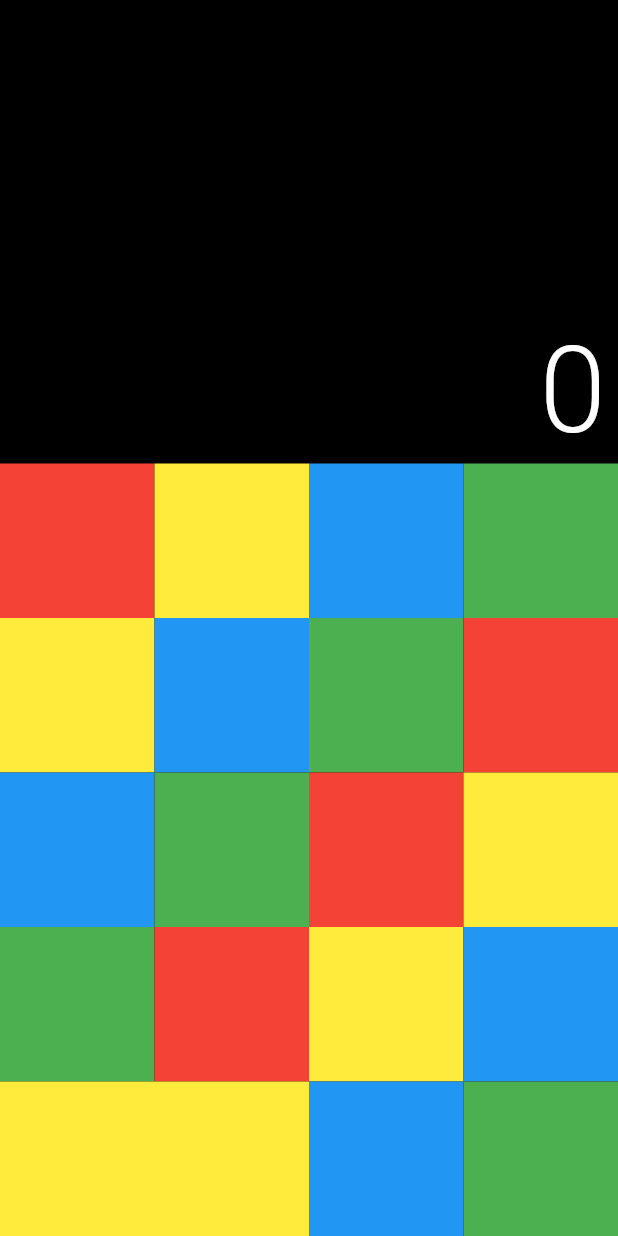
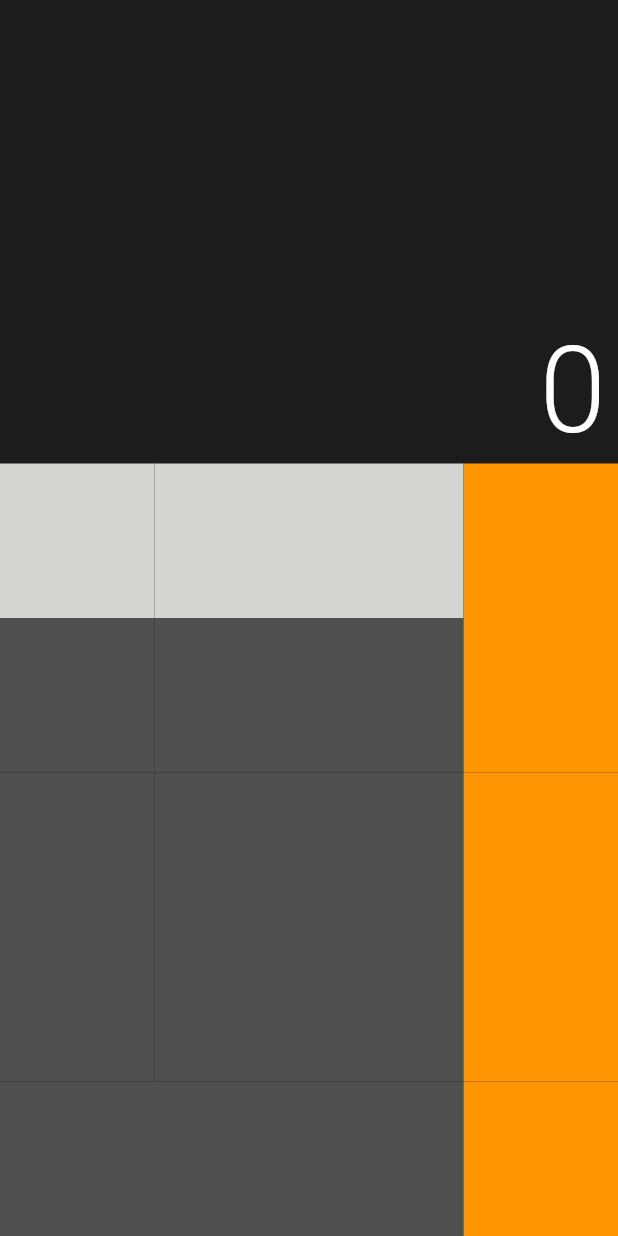
Before and after one commit to daduam/calculator, a Flutter app: the screen it shows after launch, on a phone screen of 412 x 824 dp. Run offline on Flutter 3.47's test engine with Material 2 defaults, Android fonts, the phone set to English and light mode, and no system bars; missing offline and left inert: spannable_grid.

Commit message:
add ButtonType model (#10)

```diff
--- /dev/null
+++ b/lib/models/button_type.dart
@@ -0,0 +1,79 @@
+import 'package:flutter/material.dart';
+
+enum ButtonVariant { digit, op }
+
+class ButtonType {
+  final String name;
+
+  final String desc;
+
+  final ButtonVariant? variant;
+
+  Color get backgroundColor {
+    switch (this.variant) {
+      case ButtonVariant.digit:
+        return const Color(0xFF505050);
+      case ButtonVariant.op:
+        return const Color(0xFFFF9500);
+      default:
+        return const Color(0xFFD4D4D2);
+    }
+  }
+
+  Color get foregroundColor {
+    switch (this.variant) {
+      case ButtonVariant.digit:
+        return Colors.white;
+      case ButtonVariant.op:
+        return Colors.white;
+      default:
+        return Colors.black;
+    }
+  }
+
+  const ButtonType(this.name, this.desc, this.variant)
+      : assert(name != null),
+        assert(desc != null);
+
+  static const ButtonType zero = ButtonType("zero", "0", ButtonVariant.digit);
+
+  static const ButtonType one = ButtonType("one", "1", ButtonVariant.digit);
+
+  static const ButtonType two = ButtonType("two", "2", ButtonVariant.digit);
+
+  static const ButtonType three = ButtonType("three", "3", ButtonVariant.digit);
+
+  static const ButtonType four = ButtonType("four", "4", ButtonVariant.digit);
+
+  static const ButtonType five = ButtonType("five", "5", ButtonVariant.digit);
+
+  static const ButtonType six = ButtonType("six", "6", ButtonVariant.digit);
+
+  static const ButtonType seven = ButtonType("seven", "7", ButtonVariant.digit);
+
+  static const ButtonType eight = ButtonType("eight", "8", ButtonVariant.digit);
+
+  static const ButtonType nine = ButtonType("nine", "9", ButtonVariant.digit);
+
+  static const ButtonType add = ButtonType("add", "+", ButtonVariant.op);
+
+  static const ButtonType subtract =
+      ButtonType("subtract", "-", ButtonVariant.op);
+
+  static const ButtonType multiply =
+      ButtonType("multiply", "×", ButtonVariant.op);
+
+  static const ButtonType divide = ButtonType("divide", "÷", ButtonVariant.op);
+
+  static const ButtonType plusminus = ButtonType("plusminus", "±", null);
+
+  static const ButtonType percent = ButtonType("percent", "%", null);
+
+  static const ButtonType dot = ButtonType("dot", ".", ButtonVariant.digit);
+
+  static const ButtonType eq = ButtonType("eq", "=", ButtonVariant.op);
+
+  static const ButtonType ac = ButtonType("ac", "AC", null);
+
+  static const ButtonType clear = ButtonType("clear", "C", null);
+}
--- a/lib/pages/home/home.dart
+++ b/lib/pages/home/home.dart
@@ -1,4 +1,5 @@
 import 'package:flutter/material.dart';
+import '../../models/button_type.dart';
 
 class HomePage extends StatelessWidget {
   const HomePage({super.key, required this.title});
@@ -8,7 +9,7 @@ class HomePage extends StatelessWidget {
   @override
   Widget build(BuildContext context) {
     return Scaffold(
-      backgroundColor: Colors.black,
+      backgroundColor: const Color(0xFF1C1C1C),
       body: Column(
         crossAxisAlignment: CrossAxisAlignment.stretch,
         children: [
@@ -36,20 +37,24 @@ class HomePage extends StatelessWidget {
               mainAxisAlignment: MainAxisAlignment.spaceAround,
               children: [
                 Expanded(
-                  child:
-                      Container(decoration: BoxDecoration(color: Colors.red)),
+                  child: Container(
+                      decoration:
+                          BoxDecoration(color: ButtonType.ac.backgroundColor)),
                 ),
                 Expanded(
                   child: Container(
-                      decoration: BoxDecoration(color: Colors.yellow)),
+                      decoration: BoxDecoration(
+                          color: ButtonType.plusminus.backgroundColor)),
                 ),
                 Expanded(
-                  child:
-                      Container(decoration: BoxDecoration(color: Colors.blue)),
+                  child: Container(
+                      decoration: BoxDecoration(
+                          color: ButtonType.percent.backgroundColor)),
                 ),
                 Expanded(
-                  child:
-                      Container(decoration: BoxDecoration(color: Colors.green)),
+                  child: Container(
+                      decoration: BoxDecoration(
+                          color: ButtonType.divide.backgroundColor)),
                 ),
               ],
             ),
@@ -60,19 +65,23 @@ class HomePage extends StatelessWidget {
               children: [
                 Expanded(
                   child: Container(
-                      decoration: BoxDecoration(color: Colors.yellow)),
+                      decoration: BoxDecoration(
+                          color: ButtonType.seven.backgroundColor)),
                 ),
                 Expanded(
-                  child:
-                      Container(decoration: BoxDecoration(color: Colors.blue)),
+                  child: Container(
+                      decoration: BoxDecoration(
+                          color: ButtonType.eight.backgroundColor)),
                 ),
                 Expanded(
-                  child:
-                      Container(decoration: BoxDecoration(color: Colors.green)),
+                  child: Container(
+                      decoration: BoxDecoration(
+                          color: ButtonType.nine.backgroundColor)),
                 ),
                 Expanded(
-                  child:
-                      Container(decoration: BoxDecoration(color: Colors.red)),
+                  child: Container(
+                      decoration: BoxDecoration(
+                          color: ButtonType.multiply.backgroundColor)),
                 ),
               ],
             ),
@@ -82,20 +91,24 @@ class HomePage extends StatelessWidget {
               mainAxisAlignment: MainAxisAlignment.spaceAround,
               children: [
                 Expanded(
-                  child:
-                      Container(decoration: BoxDecoration(color: Colors.blue)),
-                ),
-                Expanded(
-                  child:
-                      Container(decoration: BoxDecoration(color: Colors.green)),
-                ),
-                Expanded(
-                  child:
-                      Container(decoration: BoxDecoration(color: Colors.red)),
+                  child: Container(
+                      decoration: BoxDecoration(
+                          color: ButtonType.four.backgroundColor)),
                 ),
                 Expanded(
                   child: Container(
-                      decoration: BoxDecoration(color: Colors.yellow)),
+                      decoration: BoxDecoration(
+                          color: ButtonType.five.backgroundColor)),
+                ),
+                Expanded(
+                  child: Container(
+                      decoration:
+                          BoxDecoration(color: ButtonType.six.backgroundColor)),
+                ),
+                Expanded(
+                  child: Container(
+                      decoration: BoxDecoration(
+                          color: ButtonType.subtract.backgroundColor)),
                 ),
               ],
             ),
@@ -105,20 +118,24 @@ class HomePage extends StatelessWidget {
               mainAxisAlignment: MainAxisAlignment.spaceAround,
               children: [
                 Expanded(
-                  child:
-                      Container(decoration: BoxDecoration(color: Colors.green)),
-                ),
-                Expanded(
-                  child:
-                      Container(decoration: BoxDecoration(color: Colors.red)),
+                  child: Container(
+                      decoration:
+                          BoxDecoration(color: ButtonType.one.backgroundColor)),
                 ),
                 Expanded(
                   child: Container(
-                      decoration: BoxDecoration(color: Colors.yellow)),
+                      decoration:
+                          BoxDecoration(color: ButtonType.two.backgroundColor)),
                 ),
                 Expanded(
-                  child:
-                      Container(decoration: BoxDecoration(color: Colors.blue)),
+                  child: Container(
+                      decoration: BoxDecoration(
+                          color: ButtonType.three.backgroundColor)),
+                ),
+                Expanded(
+                  child: Container(
+                      decoration:
+                          BoxDecoration(color: ButtonType.add.backgroundColor)),
                 ),
               ],
             ),
@@ -130,15 +147,18 @@ class HomePage extends StatelessWidget {
                 Expanded(
                   flex: 2,
                   child: Container(
-                      decoration: BoxDecoration(color: Colors.yellow)),
+                      decoration: BoxDecoration(
+                          color: ButtonType.zero.backgroundColor)),
                 ),
                 Expanded(
-                  child:
-                      Container(decoration: BoxDecoration(color: Colors.blue)),
+                  child: Container(
+                      decoration:
+                          BoxDecoration(color: ButtonType.dot.backgroundColor)),
                 ),
                 Expanded(
-                  child:
-                      Container(decoration: BoxDecoration(color: Colors.green)),
+                  child: Container(
+                      decoration:
+                          BoxDecoration(color: ButtonType.eq.backgroundColor)),
                 ),
               ],
             ),
```
